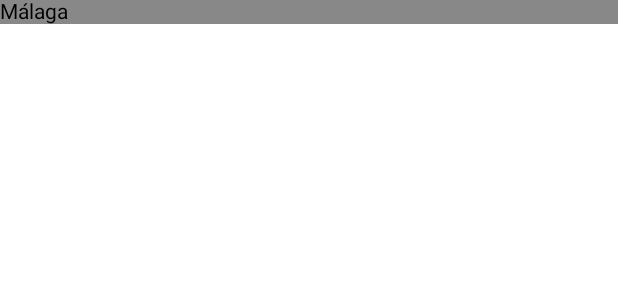
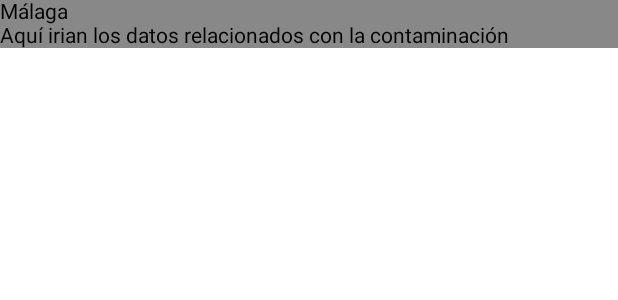
Before and after one commit to angeelm03dev/AirQuality, an Android app built with Jetpack Compose: the @Preview function ExternalSensorBoxPreview, on a phone screen of 412 x 824 dp. Shown: the top 300 px of the screen. Run offline under Robolectric (Android 15) with nearby library versions, the phone set to English and light mode, and no system bars; network calls fail.

Commit message:
Primera prueba usando una rama feature

```diff
--- a/app/src/main/java/com/angel/airquality/view/externalSensorsScreen/ExternalSensorBox.kt
+++ b/app/src/main/java/com/angel/airquality/view/externalSensorsScreen/ExternalSensorBox.kt
@@ -16,6 +16,7 @@ fun ExternalSensorBox(location: String) {
         .background(Color.Gray)) {
 
         Text(location)
+        Text("Aquí irian los datos relacionados con la contaminación")
     }
 }
 
```
